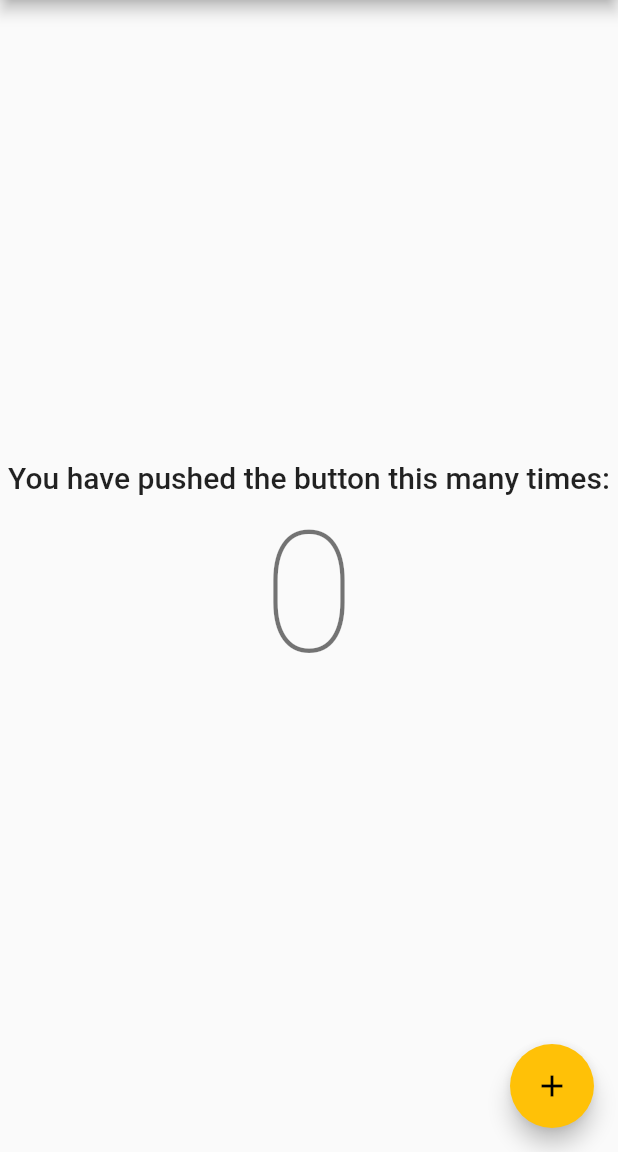
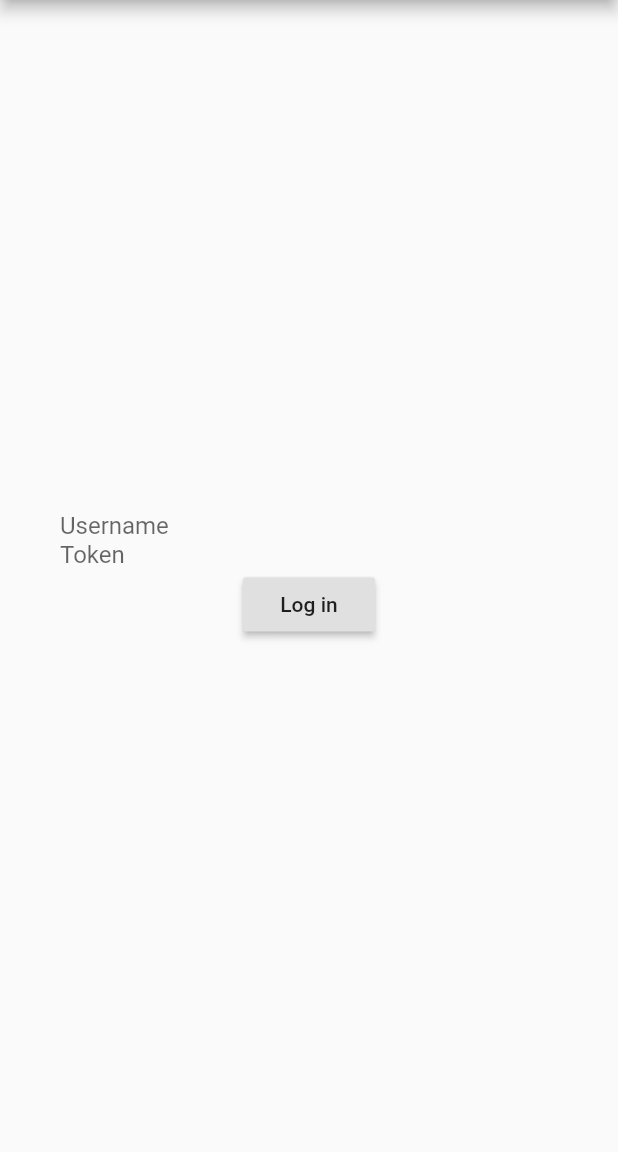
Before and after one commit to kpsroka/ptal, a Flutter app: the screen it shows after launch, on a phone screen of 412 x 824 dp, the part 84-1236 px from its top. Run offline on Flutter 3.47's test engine with Material 2 defaults, Android fonts, the phone set to English and light mode, and no system bars; missing offline and left inert: flutter_flux; generated files the repository leaves out were written again.

```diff
--- a/ptal/lib/main.dart
+++ b/ptal/lib/main.dart
@@ -1,4 +1,6 @@
 import 'package:flutter/material.dart';
+import 'package:ptal/stores/github_store.dart';
+import 'package:flutter_flux/flutter_flux.dart';
 
 void main() => runApp(new MyApp());
 
@@ -23,40 +25,46 @@ class MyHomePage extends StatefulWidget {
   _MyHomePageState createState() => new _MyHomePageState();
 }
 
-class _MyHomePageState extends State<MyHomePage> {
-  int _counter = 0;
+class _MyHomePageState extends State<MyHomePage>
+    with StoreWatcherMixin<MyHomePage> {
+  final usernameInputController = TextEditingController();
+  final passwordInputController = TextEditingController();
 
-  void _incrementCounter() {
-    setState(() {
-      _counter++;
-    });
-  }
+  @override
+    void initState() {
+      super.initState();
+      listenToStore(githubStoreToken);
+    }
 
   @override
   Widget build(BuildContext context) {
-    return new Scaffold(
-      appBar: new AppBar(
-        title: new Text(widget.title),
+    return Scaffold(
+      appBar: AppBar(
+        title: Text(widget.title),
       ),
-      body: new Center(
-        child: new Column(
+      body: Container(
+        margin: EdgeInsets.symmetric(horizontal: 40.0),
+        child: Column(
           mainAxisAlignment: MainAxisAlignment.center,
           children: <Widget>[
-            new Text(
-              'You have pushed the button this many times:',
-              style: Theme.of(context).textTheme.title,
-            ),
-            new Text(
-              '$_counter',
-              style: Theme.of(context).textTheme.display4,
-            ),
+            TextField(
+                controller: usernameInputController,
+                decoration: InputDecoration.collapsed(hintText: 'Username')),
+            TextField(
+                controller: passwordInputController,
+                obscureText: true,
+                decoration: InputDecoration.collapsed(hintText: 'Token')),
+            RaisedButton(
+                child: Text('Log in'),
+                onPressed: () {
+                  print('yes please');
+                  loginAction(LoginData(
+                      login: usernameInputController.text,
+                      password: passwordInputController.text,
+                      otp: ''));
+                }),
           ],
         ),
-      ),
-      floatingActionButton: new FloatingActionButton(
-        onPressed: _incrementCounter,
-        tooltip: 'Increment',
-        child: new Icon(Icons.add),
       ),
     );
   }
--- a/ptal/pubspec.yaml
+++ b/ptal/pubspec.yaml
@@ -8,11 +8,16 @@ dependencies:
   # The following adds the Cupertino Icons font to your application.
   # Use with the CupertinoIcons class for iOS style icons.
   cupertino_icons: ^0.1.2
+  flutter_flux: ^4.1.2
+  http: ^0.11.3
+  json_annotation: ^1.1.0
 
 dev_dependencies:
   flutter_test:
     sdk: flutter
 
+  build_runner: ^0.10.2
+  json_serializable: ^1.2.1
 
 # For information on the generic Dart part of this file, see the
 # following page: https://www.dartlang.org/tools/pub/pubspec
```
Also changed, not shown: ptal/lib/stores/github_store.dart (added, +58 -0 lines), ptal/lib/stores/notification.dart (added, +46 -0 lines), ptal/lib/stores/notification.g.dart (added), ptal/pubspec.lock.
